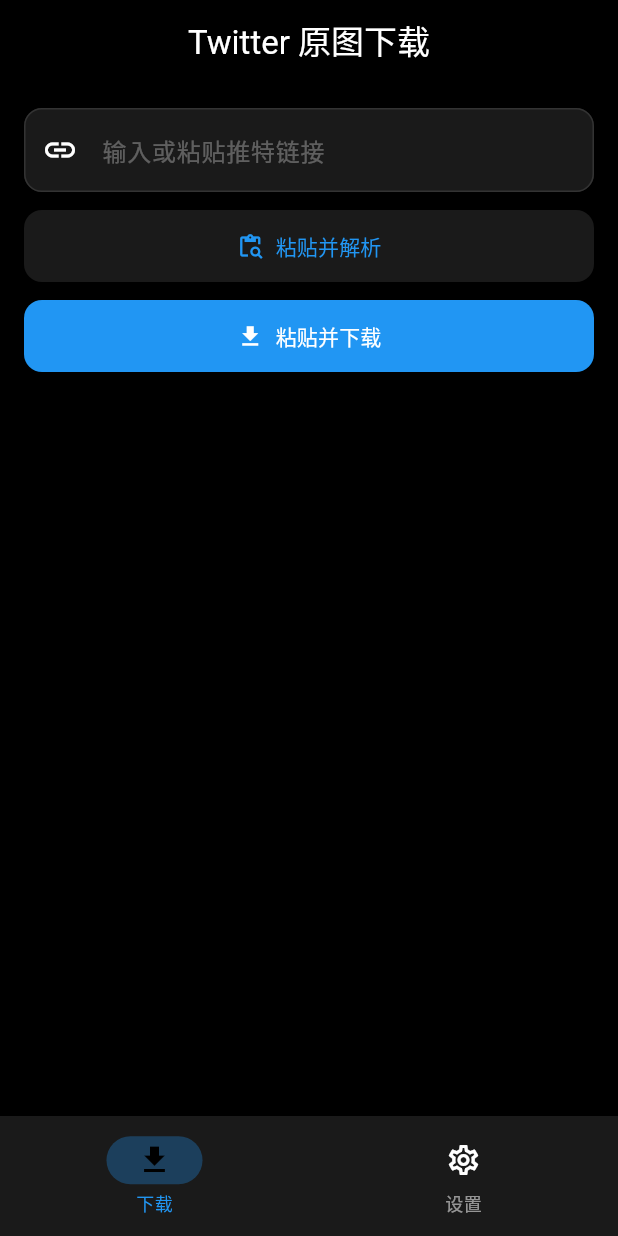
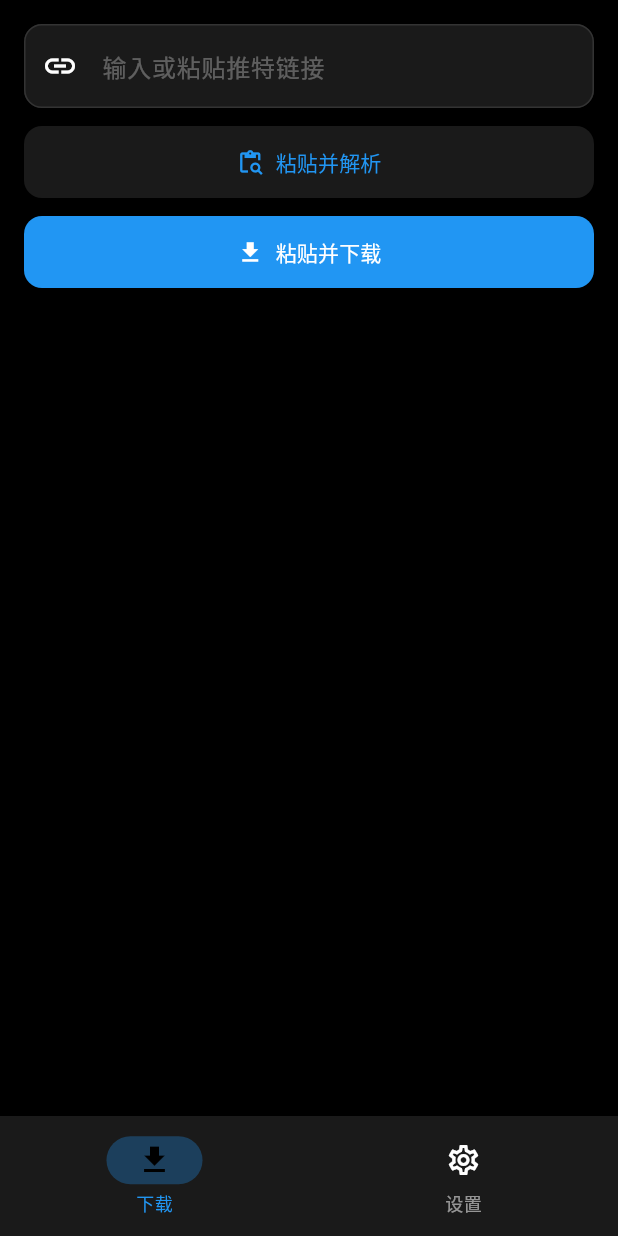
Before and after one commit to sanfangx/twitterdownloader, a Flutter app: the screen it shows after launch, on a phone screen of 412 x 824 dp. Run offline on Flutter 3.47's test engine with Material 3 defaults, Android fonts, the phone set to English and light mode, and no system bars; our stand-ins replace image_gallery_saver, shared_preferences, webview_flutter; missing offline and left inert: shared_preference_app_group, webview_cookie_manager.

Commit message:
style(ui): remove AppBars from main download and settings pages
1. Removed the AppBar ('Twitter 原图下载') from the DownloadPage and wrapped body in SafeArea.
2. Removed the AppBar ('设置') from the SettingsPage and wrapped body in SafeArea.
This moves the link bar, buttons, and settings options higher up for a cleaner look.

```diff
--- a/lib/download_page.dart
+++ b/lib/download_page.dart
@@ -163,14 +163,12 @@
     final bool busy = _isParsing || _isDownloading;
 
     return Scaffold(
-      appBar: AppBar(
-        title: const Text('Twitter 原图下载'),
-      ),
-      body: Padding(
-        padding: const EdgeInsets.all(16.0),
-        child: Column(
-          crossAxisAlignment: CrossAxisAlignment.stretch,
-          children: [
+      body: SafeArea(
+        child: Padding(
+          padding: const EdgeInsets.all(16.0),
+          child: Column(
+            crossAxisAlignment: CrossAxisAlignment.stretch,
+            children: [
             // URL text field
             TextField(
               controller: _urlController,
@@ -433,7 +431,8 @@
                   ],
                 ),
               ),
-          ],
+            ],
+          ),
         ),
       ),
     );
```
Also changed, not shown: lib/settings_page.dart (+3 -6 lines).
